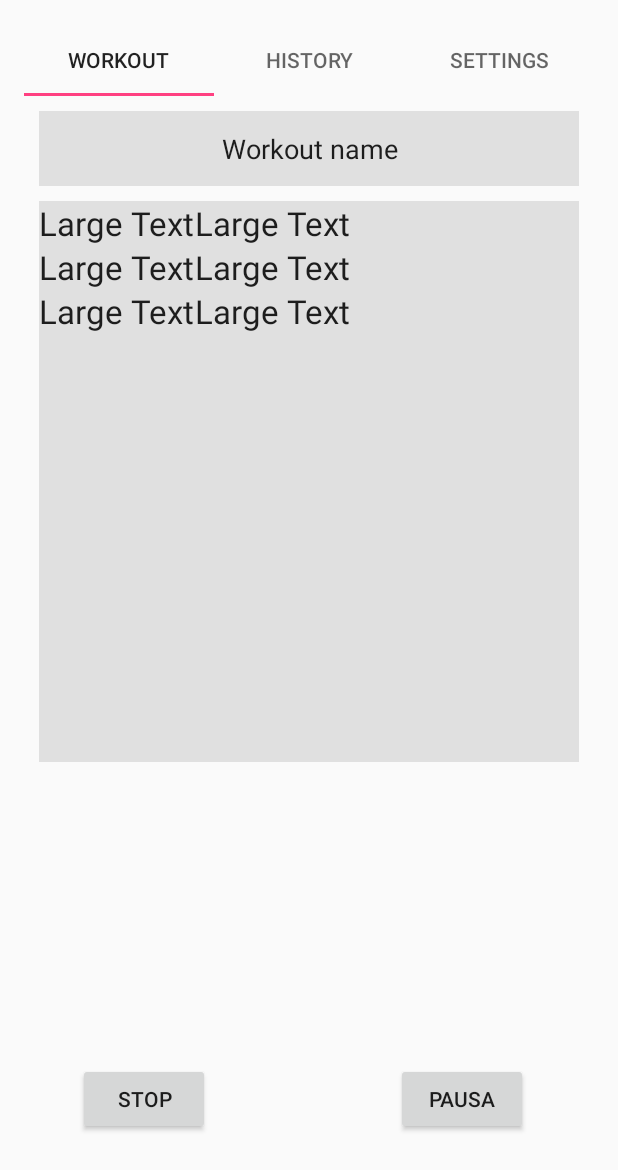
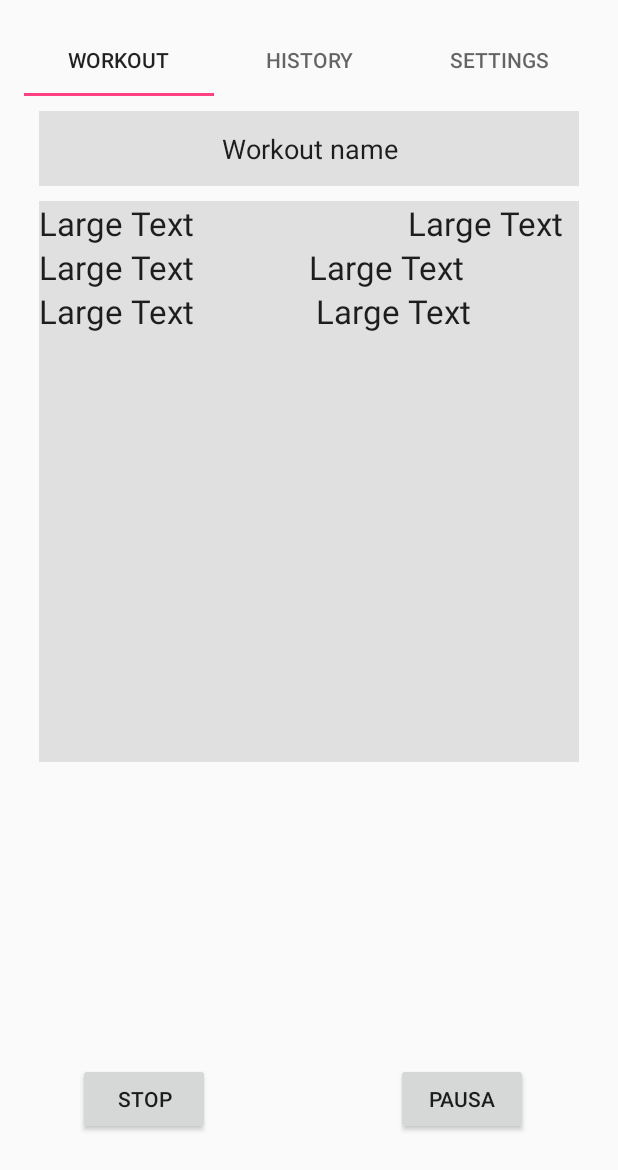
Before and after one commit to stefanolande/Qaddu, an Android app: the screen it shows after launch (MainActivity), on a phone screen of 412 x 824 dp. Shown: the top 1170 px of the screen. Run offline under Robolectric (Android 15) with nearby library versions, the phone set to English and light mode, and no system bars.

Commit message:
Layout Workout

```diff
--- a/app/src/main/res/layout/fragment_workout.xml
+++ b/app/src/main/res/layout/fragment_workout.xml
@@ -27,7 +27,8 @@
         android:background="#E0E0E0"
         android:id="@+id/tableWorkout1"
         android:layout_marginLeft="10dp"
-        android:layout_marginRight="10dp">
+        android:layout_marginRight="10dp"
+        android:layout_gravity="center">
 
         <TableRow
             android:layout_width="match_parent"
@@ -40,7 +41,9 @@
                 android:text="Large Text"
                 android:id="@+id/total"
                 android:layout_column="6"
-                android:layout_span="30" />
+                android:layout_span="40"
+                android:layout_gravity="left"
+                android:layout_weight="1" />
 
             <TextView
                 android:layout_width="fill_parent"
@@ -48,29 +51,38 @@
                 android:textAppearance="?android:attr/textAppearanceLarge"
                 android:text="Large Text"
                 android:id="@+id/textView"
-                android:layout_column="46" />
+                android:layout_column="46"
+                android:layout_gravity="right"
+                android:layout_weight="1"
+                android:layout_marginRight="10dp" />
 
         </TableRow>
 
         <TableRow
             android:layout_width="match_parent"
-            android:layout_height="match_parent">
+            android:layout_height="match_parent"
+            android:baselineAligned="false">
 
             <TextView
-                android:layout_width="fill_parent"
+                android:layout_width="match_parent"
                 android:layout_height="wrap_content"
                 android:textAppearance="?android:attr/textAppearanceLarge"
                 android:text="Large Text"
                 android:id="@+id/textView2"
-                android:layout_column="6" />
+                android:layout_column="6"
+                android:layout_gravity="top"
+                android:layout_weight="1" />
 
             <TextView
-                android:layout_width="fill_parent"
+                android:layout_width="match_parent"
                 android:layout_height="wrap_content"
                 android:textAppearance="?android:attr/textAppearanceLarge"
                 android:text="Large Text"
                 android:id="@+id/textView4"
-                android:layout_column="46" />
+                android:layout_column="46"
+                android:layout_gravity="right"
+                android:layout_weight="1"
+                android:layout_marginRight="10dp" />
         </TableRow>
 
         <TableRow
@@ -83,7 +95,9 @@
                 android:textAppearance="?android:attr/textAppearanceLarge"
                 android:text="Large Text"
                 android:id="@+id/textView3"
-                android:layout_column="6" />
+                android:layout_column="6"
+                android:layout_gravity="left"
+                android:layout_weight="1" />
 
             <TextView
                 android:layout_width="fill_parent"
@@ -91,7 +105,9 @@
                 android:textAppearance="?android:attr/textAppearanceLarge"
                 android:text="Large Text"
                 android:id="@+id/textView5"
-                android:layout_column="46" />
+                android:layout_column="46"
+                android:layout_gravity="right"
+                android:layout_weight="1" />
         </TableRow>
 
     </TableLayout>
```
